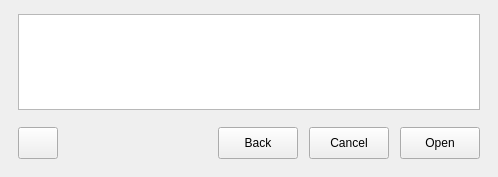
Qt form App/newbackuptaskdialog.ui (otsakir/lisa-backup) before a commit.
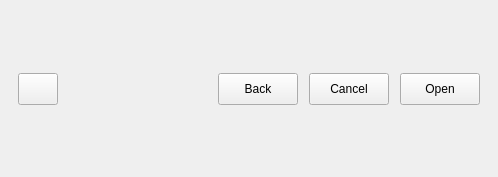
The same form after that commit.

Commit message: Separate re-usable class for task list

```diff
--- a/App/newbackuptaskdialog.ui
+++ b/App/newbackuptaskdialog.ui
@@ -204,34 +204,6 @@
        <property name="spacing">
         <number>11</number>
        </property>
-       <item>
-        <widget class="QTreeView" name="treeViewTasks">
-         <property name="sizeAdjustPolicy">
-          <enum>QAbstractScrollArea::AdjustIgnored</enum>
-         </property>
-         <property name="indentation">
-          <number>0</number>
-         </property>
-         <property name="itemsExpandable">
-          <bool>true</bool>
-         </property>
-         <property name="headerHidden">
-          <bool>true</bool>
-         </property>
-         <property name="expandsOnDoubleClick">
-          <bool>true</bool>
-         </property>
-         <attribute name="headerVisible">
-          <bool>false</bool>
-         </attribute>
-         <attribute name="headerDefaultSectionSize">
-          <number>200</number>
-         </attribute>
-         <attribute name="headerShowSortIndicator" stdset="0">
-          <bool>true</bool>
-         </attribute>
-        </widget>
-       </item>
        <item>
         <layout class="QHBoxLayout" name="horizontalLayout_2">
          <property name="topMargin">
```
The commit also changes 5 other files.
